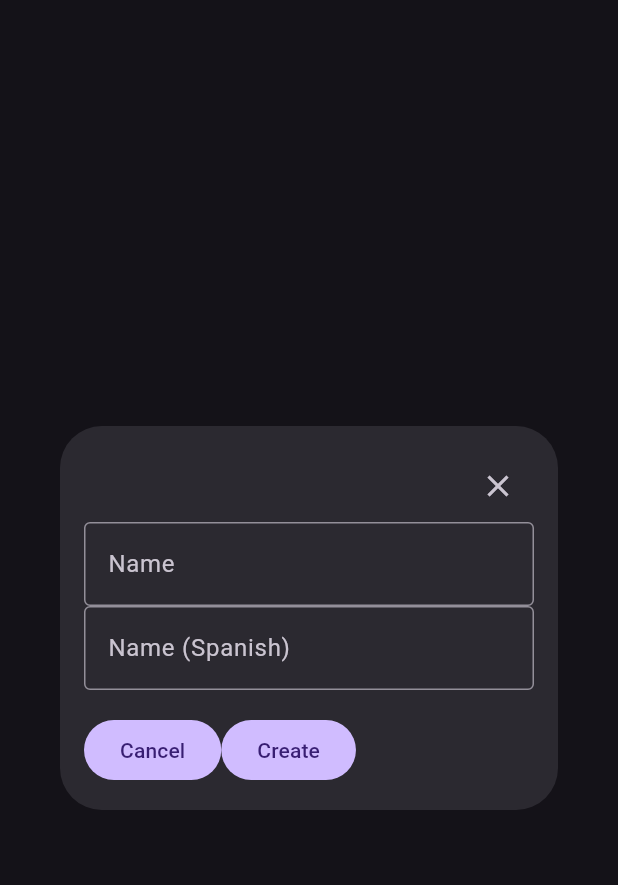
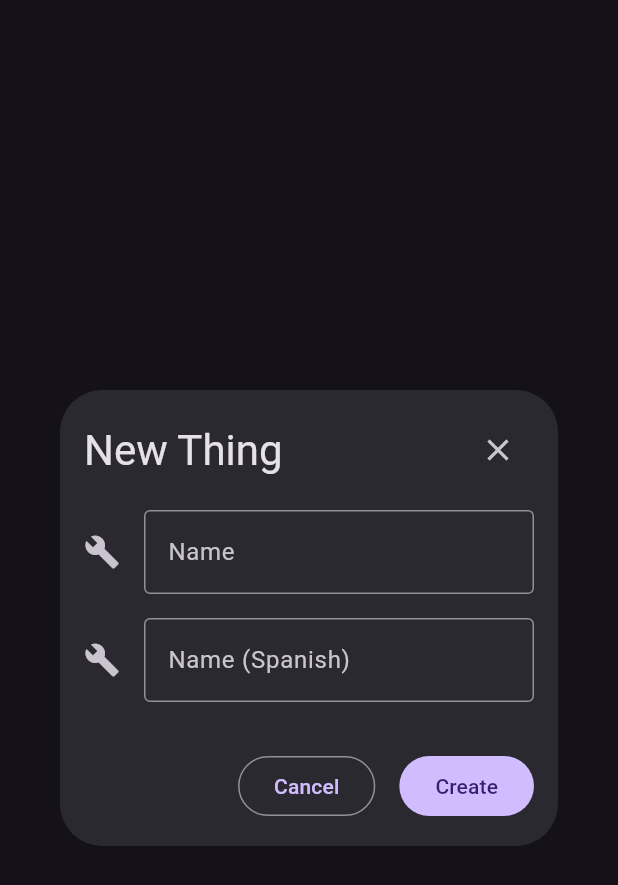
Before and after one commit to pvdthings/librarian_app, a Flutter app: the CreateThingDialog widget shown alone on an empty page, opened directly, on a phone screen of 412 x 824 dp. Shown: the top 885 px of the screen. Run offline on Flutter 3.47's test engine with Material 2 defaults, Android fonts, the phone set to English and light mode, and no system bars; our stand-ins replace dio, supabase_flutter; accounts and stored records are empty; network calls fail.

Commit message:
Updated the New Thing Dialog

```diff
--- a/lib/src/features/inventory/views/dashboard/inventory_desktop_layout.dart
+++ b/lib/src/features/inventory/views/dashboard/inventory_desktop_layout.dart
@@ -100,36 +100,53 @@ class CreateThingDialog extends StatelessWidget {
   @override
   Widget build(BuildContext context) {
     return Dialog(
-      child: Padding(
+      child: Container(
         padding: const EdgeInsets.all(16),
+        child: IntrinsicWidth(
           child: Column(
             mainAxisSize: MainAxisSize.min,
+            crossAxisAlignment: CrossAxisAlignment.start,
             children: [
-            SizedBox(
-              height: 48,
-              child: Align(
-                alignment: Alignment.centerRight,
-                child: IconButton(
+              Row(
+                mainAxisAlignment: MainAxisAlignment.spaceBetween,
+                children: [
+                  Text(
+                    'New Thing',
+                    style: Theme.of(context).textTheme.headlineMedium,
+                  ),
+                  IconButton(
                     onPressed: () {},
                     icon: const Icon(Icons.close),
                   ),
+                ],
+              ),
+              const SizedBox(height: 16),
+              TextField(
+                controller: _name,
+                decoration: inputDecoration.copyWith(
+                  labelText: 'Name',
+                  icon: const Icon(Icons.build),
+                  constraints: const BoxConstraints(minWidth: 500),
                   ),
               ),
-            TextField(
-              controller: _name,
-              decoration: inputDecoration.copyWith(labelText: 'Name'),
-            ),
+              const SizedBox(height: 16),
               TextField(
                 controller: _spanishName,
-              decoration: inputDecoration.copyWith(labelText: 'Name (Spanish)'),
+                decoration: inputDecoration.copyWith(
+                  labelText: 'Name (Spanish)',
+                  icon: const Icon(Icons.build),
+                  constraints: const BoxConstraints(minWidth: 500),
                 ),
-            const SizedBox(height: 16),
+              ),
+              const SizedBox(height: 32),
               Row(
+                mainAxisAlignment: MainAxisAlignment.end,
                 children: [
-                FilledButton(
+                  OutlinedButton(
                     onPressed: () {},
                     child: const Text('Cancel'),
                   ),
+                  const SizedBox(width: 16),
                   FilledButton(
                     onPressed: () {},
                     child: const Text('Create'),
@@ -139,6 +156,7 @@ class CreateThingDialog extends StatelessWidget {
             ],
           ),
         ),
+      ),
     );
   }
 }
```
Lines whose indentation alone changed are shown as unchanged.
